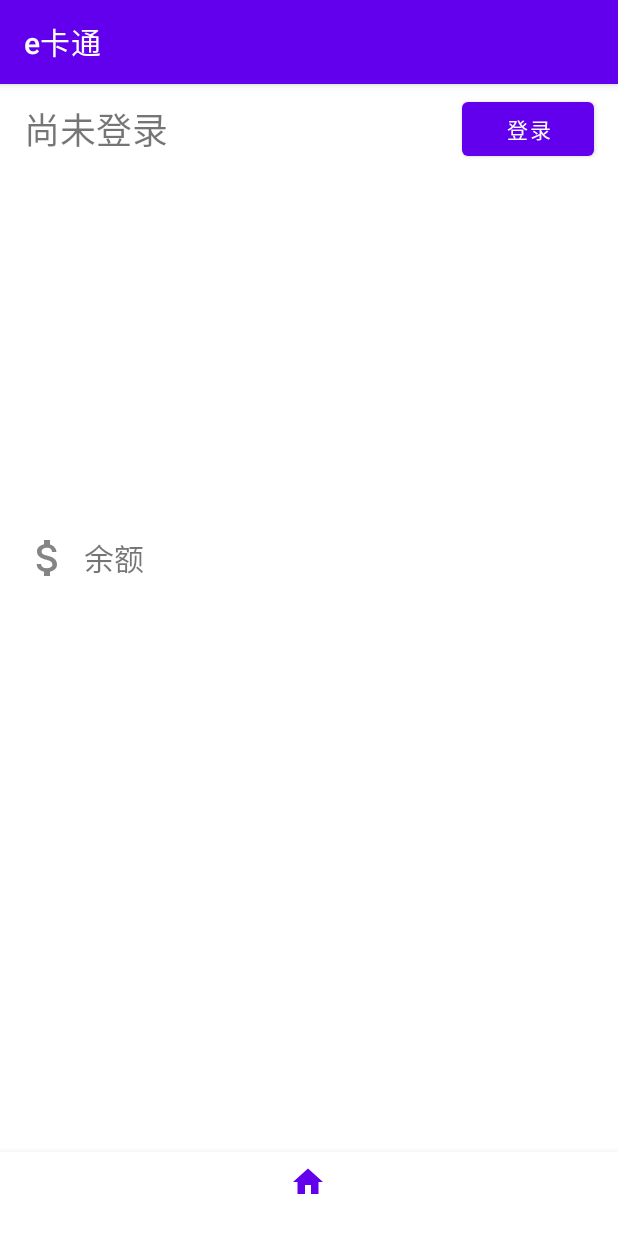
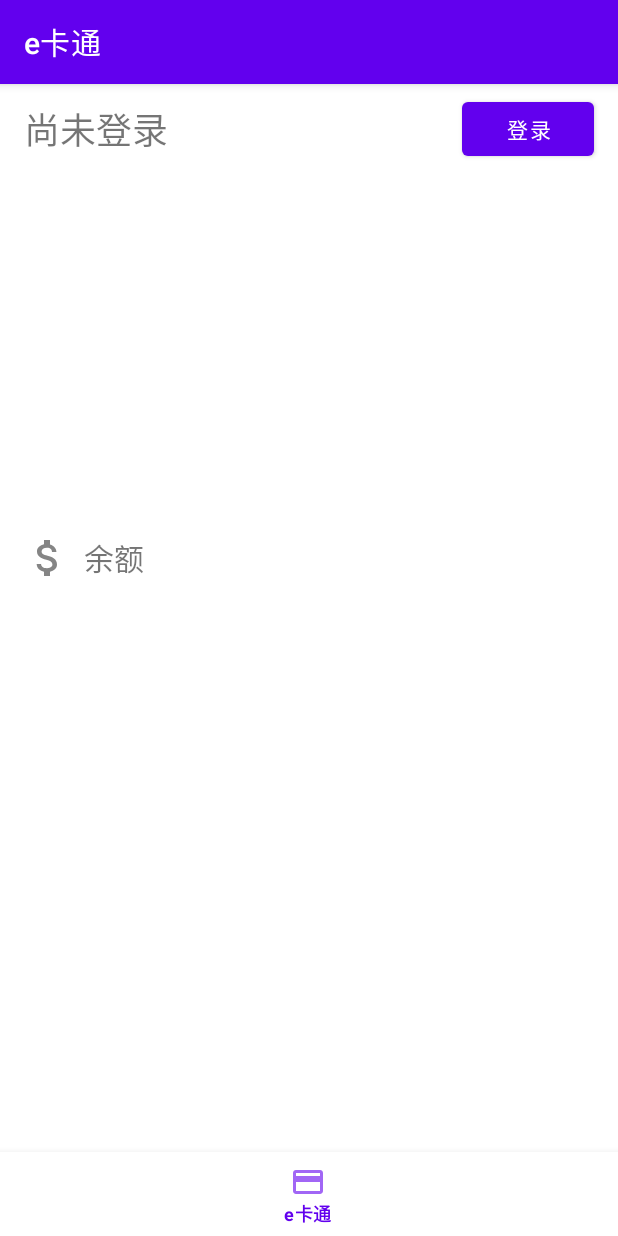
Before and after one commit to Little1Yuan/NaOUC, an Android app: the screen it shows after launch (MainActivity), on a phone screen of 412 x 824 dp. Run offline under Robolectric (Android 15) with nearby library versions, the phone set to English and light mode, and no system bars; our stand-ins replace navigation-ui; libraries missing offline, so code that uses them is left out: com.journeyapps.barcodescanner.

Commit message:
UI修复，别名覆盖，优化令牌失效处理

```diff
--- a/app/src/main/java/cn/nahco3awa/naouc/OucLoginMainActivity.java
+++ b/app/src/main/java/cn/nahco3awa/naouc/OucLoginMainActivity.java
@@ -144,7 +144,8 @@ public class OucLoginMainActivity extends AppCompatActivity {
                                         .putBoolean("logon", true)
                                         .putString("sno", loginResponse.getSno())
                                         .apply();
-                                Toast.makeText(OucLoginMainActivity.this, loginResponse.getName() + "，欢迎回来~", LENGTH_SHORT).show();
+                                String name = preferences.getString("nickname", loginResponse.getName());
+                                Toast.makeText(OucLoginMainActivity.this, name + "，欢迎回来~", LENGTH_SHORT).show();
                                 setResult(Activity.RESULT_OK);
                                 finish();
                             });
--- a/app/src/main/java/cn/nahco3awa/naouc/network/ouc/response/GetInfoByTokenOUCResponse.java
+++ b/app/src/main/java/cn/nahco3awa/naouc/network/ouc/response/GetInfoByTokenOUCResponse.java
@@ -1,8 +1,13 @@
 package cn.nahco3awa.naouc.network.ouc.response;
+
+import android.util.Log;
 
 import com.google.gson.JsonObject;
 import com.google.gson.JsonParser;
 
+import java.io.IOException;
+
+import cn.nahco3awa.naouc.network.ouc.OUCRequestSender;
 import okhttp3.Response;
 
 public class GetInfoByTokenOUCResponse extends OUCResponse {
--- a/app/src/main/java/cn/nahco3awa/naouc/ui/ouc/OUCFragment.java
+++ b/app/src/main/java/cn/nahco3awa/naouc/ui/ouc/OUCFragment.java
@@ -120,6 +120,12 @@ public class OUCFragment extends Fragment {
                     requireActivity().runOnUiThread(() -> {
                         Toast.makeText(getActivity(), "获取个人信息失败！", Toast.LENGTH_SHORT).show();
                         welcomeTextView.setText("可能需要重新登录？");
+                        if (e.getMessage() != null && e.getMessage().equals("令牌失效")) {
+                            preferences.edit()
+                                    .putBoolean("logon", false)
+                                    .apply();
+                            refreshLogonState();
+                        }
                     });
                 }
             });
--- /dev/null
+++ b/app/src/main/res/drawable-anydpi/ic_action_card.xml
@@ -0,0 +1,11 @@
+<vector xmlns:android="http://schemas.android.com/apk/res/android"
+    android:width="24dp"
+    android:height="24dp"
+    android:viewportWidth="24"
+    android:viewportHeight="24"
+    android:tint="#333333"
+    android:alpha="0.6">
+  <path
+      android:fillColor="@android:color/white"
+      android:pathData="M20,4L4,4c-1.11,0 -1.99,0.89 -1.99,2L2,18c0,1.11 0.89,2 2,2h16c1.11,0 2,-0.89 2,-2L22,6c0,-1.11 -0.89,-2 -2,-2zM20,18L4,18v-6h16v6zM20,8L4,8L4,6h16v2z"/>
+</vector>
--- a/app/src/main/res/menu/bottom_nav_menu.xml
+++ b/app/src/main/res/menu/bottom_nav_menu.xml
@@ -3,7 +3,7 @@
 
     <item
         android:id="@+id/navigation_ouc"
-        android:icon="@drawable/ic_home_black_24dp"
-        android:title="" />
+        android:icon="@drawable/ic_action_card"
+        android:title="e卡通" />
 
 </menu>
```
Also changed, not shown: app/src/main/java/cn/nahco3awa/naouc/network/ouc/OUCRequestSender.java (+6 -2 lines), app/src/main/res/drawable-hdpi/ic_action_card.png (added), app/src/main/res/drawable-mdpi/ic_action_card.png (added), app/src/main/res/drawable-xhdpi/ic_action_card.png (added), app/src/main/res/drawable-xxhdpi/ic_action_card.png (added).
